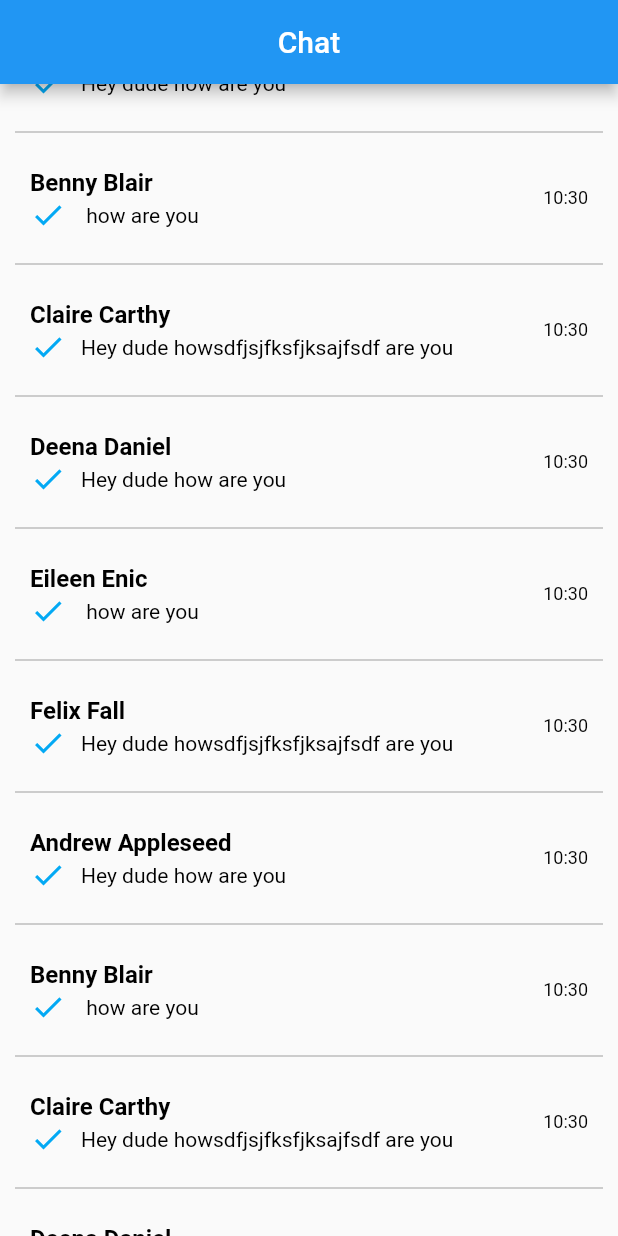
After one commit to Saaketh-J/community_cart, a Flutter app: the MainGroupPage screen opened directly, item 2 of the bottom bar chosen, scrolled down 576 dp, after a tap on the "chat" icon, on a phone screen of 412 x 824 dp. The commit adds this screen. Run offline on Flutter 3.47's test engine with Material 2 defaults, Android fonts, the phone set to English and light mode, and no system bars; our stand-ins replace firebase_database, google_maps_flutter, table_calendar; accounts and stored records are empty.

Commit message:
Chat message not working fully

```diff
--- /dev/null
+++ b/lib/AppScreens/chat/chatsPage.dart
@@ -0,0 +1,111 @@
+import 'package:community_cart/AppScreens/chat/messagePage.dart';
+import 'package:flutter/material.dart';
+
+class ChatsPage extends StatelessWidget {
+  @override
+  Widget build(BuildContext context) {
+    return MaterialApp(
+      title: 'Flutter Demo',
+      // theme: ThemeData(primaryColor: Color.fromRGBO(58, 66, 86, 1.0)),
+      home: Scaffold(
+        // backgroundColor: Color.fromRGBO(58, 66, 86, 1.0),
+        appBar: AppBar(
+          title: Text('Chat'),
+          centerTitle: true,
+        ),
+        body: MessageList(),
+      ),
+    );
+  }
+}
+
+class MessageList extends StatelessWidget {
+  static final String time =
+      DateTime.now().hour.toString() + ':' + DateTime.now().minute.toString();
+  var messageList = [
+    ListItemMessageTile('Andrew Appleseed', 'Hey dude how are you', time),
+    ListItemMessageTile('Benny Blair', ' how are you', time),
+    ListItemMessageTile(
+        'Claire Carthy', 'Hey dude howsdfjsjfksfjksajfsdf are you', time),
+    ListItemMessageTile('Deena Daniel', 'Hey dude how are you', time),
+    ListItemMessageTile('Eileen Enic', ' how are you', time),
+    ListItemMessageTile(
+        'Felix Fall', 'Hey dude howsdfjsjfksfjksajfsdf are you', time),
+    ListItemMessageTile('Andrew Appleseed', 'Hey dude how are you', time),
+    ListItemMessageTile('Benny Blair', ' how are you', time),
+    ListItemMessageTile(
+        'Claire Carthy', 'Hey dude howsdfjsjfksfjksajfsdf are you', time),
+    ListItemMessageTile('Deena Daniel', 'Hey dude how are you', time),
+    ListItemMessageTile('Eileen Enic', ' how are you', time),
+    ListItemMessageTile(
+        'Felix Fall', 'Hey dude howsdfjsjfksfjksajfsdf are you', time),
+    ListItemMessageTile('Andrew Appleseed', 'Hey dude how are you', time),
+    ListItemMessageTile('Benny Blair', ' how are you', time),
+    ListItemMessageTile(
+        'Claire Carthy', 'Hey dude howsdfjsjfksfjksajfsdf are you', time),
+    ListItemMessageTile('Deena Daniel', 'Hey dude how are you', time),
+    ListItemMessageTile('Eileen Enic', ' how are you', time),
+    ListItemMessageTile(
+        'Felix Fall', 'Hey dude howsdfjsjfksfjksajfsdf are you', time),
+  ];
+
+  Widget _buildRow(BuildContext context, ListItemMessageTile item) {
+    return GestureDetector(
+        onTap: () {
+          print("YESS");
+          // Navigator.pushNamed(context, '/message');
+          Navigator.push(
+              context,
+              MaterialPageRoute(
+                  builder: (context) => MessagePage(
+                        chatName: item._name,
+                      )));
+          // Navigator.pushNamed(context, '/message');
+        },
+        child: ListTile(
+          contentPadding: EdgeInsets.symmetric(horizontal: 20.0, vertical: 0),
+          title: Text(
+            item.getName,
+            style: TextStyle(color: Colors.black, fontWeight: FontWeight.bold),
+          ),
+          subtitle: Row(
+            children: <Widget>[
+              Icon(Icons.check, color: Colors.lightBlue),
+              Padding(
+                padding: EdgeInsets.only(right: 10),
+              ),
+              Text(item.getMessage, style: TextStyle(color: Colors.black)),
+            ],
+          ),
+          trailing: Text(
+            item.getTime,
+            style: TextStyle(fontSize: 12, color: Colors.black),
+          ),
+        ));
+  }
+
+  @override
+  Widget build(BuildContext context) {
+    return ListView.builder(
+      itemCount: messageList.length * 2,
+      itemBuilder: (BuildContext context, int i) {
+        if (i.isOdd)
+          return Divider(
+            color: Colors.grey,
+            indent: 10,
+            endIndent: 10,
+          );
+
+        return _buildRow(context, messageList[i ~/ 2]);
+      },
+    );
+  }
+}
+
+class ListItemMessageTile {
+  String _name, _message, _time;
+  String get getName => _name;
+  String get getMessage => _message;
+  String get getTime => _time;
+  ListItemMessageTile(this._name, this._message, this._time);
+}
--- a/lib/AppScreens/groupMain.dart
+++ b/lib/AppScreens/groupMain.dart
@@ -1,3 +1,4 @@
+import 'package:community_cart/AppScreens/chat/chatsPage.dart';
 import 'package:flutter/cupertino.dart';
 import 'package:flutter/material.dart';
 import 'package:flutter/painting.dart';
@@ -9,7 +10,7 @@ class MainGroupPage extends StatelessWidget {
   Widget build(BuildContext context) {
     // TODO: implement build
     return Scaffold(
-      backgroundColor: Color.fromRGBO(240,153,18, 1.0),
+      backgroundColor: Color.fromRGBO(240, 153, 18, 1.0),
       appBar: AppBar(
           title: Text("Groups"),
           backgroundColor: Color.fromRGBO(58, 66, 86, 1.0)),
@@ -59,7 +60,9 @@ class MainGroupPage extends StatelessWidget {
               ),
               IconButton(
                 icon: Icon(Icons.chat, color: Colors.white),
-                onPressed: () {},
+                onPressed: () {
+                  nextPage(context, ChatsPage());
+                },
               ),
               IconButton(
                 icon: Icon(Icons.group, color: Colors.white),
@@ -92,7 +95,7 @@ void nextPage(BuildContext context, page) {
       });
 }
 
-Widget textBoxes(title, page, context){
+Widget textBoxes(title, page, context) {
   return Container(
     child: FlatButton(
       child: Text(title,
--- a/lib/main.dart
+++ b/lib/main.dart
@@ -1,3 +1,5 @@
+import 'package:community_cart/AppScreens/chat/chatsPage.dart';
+import 'package:community_cart/AppScreens/chat/messagePage.dart';
 import 'package:firebase_database/firebase_database.dart';
 import 'package:flutter/material.dart';
 import 'package:community_cart/AppScreens/auth/loginPage.dart';
@@ -18,6 +20,8 @@ class MyApp extends StatelessWidget {
         '/login': (context) => LoginPage(),
         '/signup': (context) => SignUpPage(),
         '/home': (context) => MyHomePage(),
+        '/chats': (context) => ChatsPage(),
+        '/message': (context) => MessagePage(),
       },
     );
   }
```
Also changed, not shown: lib/AppScreens/chat/messagePage.dart (added, +279 -0 lines), lib/firebaseObjects/userMessage.dart (added, +39 -0 lines).
